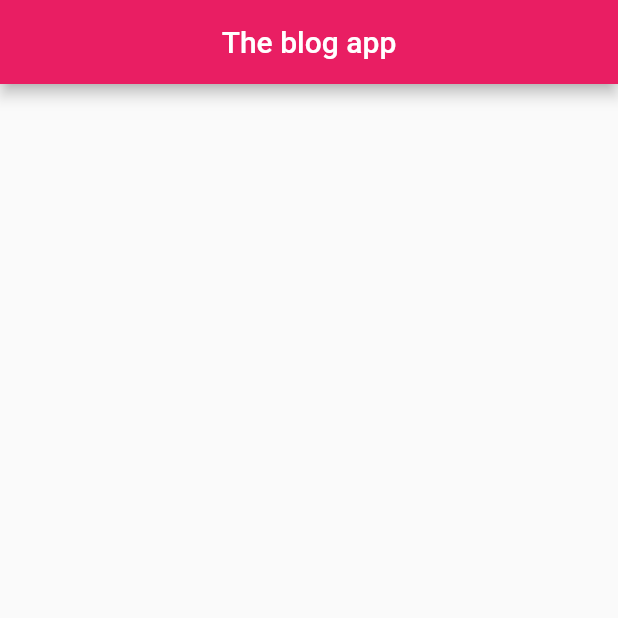
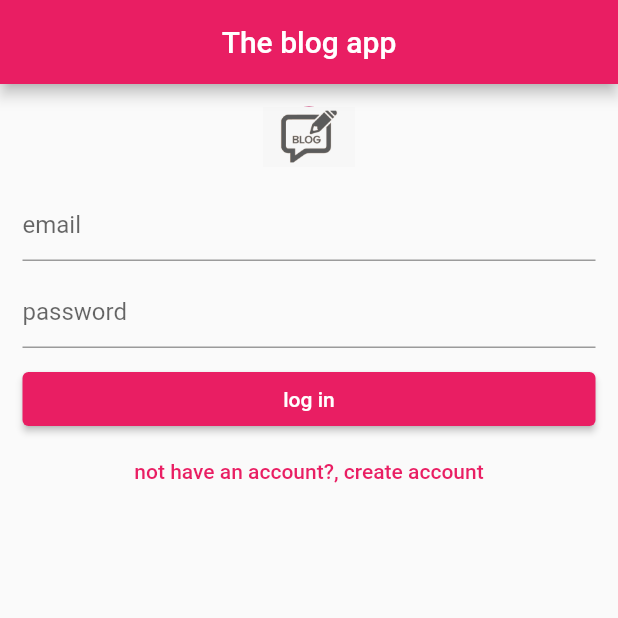
Before and after one commit to Nishesh73/blogapp, a Flutter app: the screen it shows after launch, on a phone screen of 412 x 824 dp, the top half of it. Run offline on Flutter 3.47's test engine with Material 2 defaults, Android fonts, the phone set to English and light mode, and no system bars.

Commit message:
login ui completed

```diff
--- a/lib/login.dart
+++ b/lib/login.dart
@@ -23,6 +23,62 @@ class _MyLoginState extends State<MyLogin> {
 
       ),
 
+      body: Container(
+
+        margin: EdgeInsets.all(15.0),
+
+        child: Form(child:
+
+        Column(
+          crossAxisAlignment: CrossAxisAlignment.stretch,
+
+          children: [
+
+
+          CircleAvatar(
+
+            child: Image.asset("lib/image/blog.png",width: 80.00,height: 80.00,),
+
+
+
+
+
+          ),
+
+          SizedBox(height: 15,),
+          TextFormField(
+            decoration: InputDecoration(
+              hintText: "email",
+
+
+            ),
+          ),
+
+          SizedBox(height: 10,),
+          TextFormField(
+            decoration: InputDecoration(
+              hintText: "password",
+
+
+            ),
+
+
+          ),
+
+          SizedBox(height: 10,),
+          ElevatedButton(onPressed: (){}, child: Text("log in")),
+
+
+          TextButton(onPressed: (){}, child:Text("not have an account?, create account") ),
+
+
+
+
+        ],)
+
+        ),
+      ),
+
 
 
 
--- a/pubspec.yaml
+++ b/pubspec.yaml
@@ -60,8 +60,8 @@ flutter:
   uses-material-design: true
 
   # To add assets to your application, add an assets section, like this:
-  # assets:
-  #   - images/a_dot_burr.jpeg
+  assets:
+    - lib/image/blog.png
   #   - images/a_dot_ham.jpeg
 
   # An image asset can refer to one or more resolution-specific "variants", see
```
Also changed, not shown: lib/image/blog.png (added).
